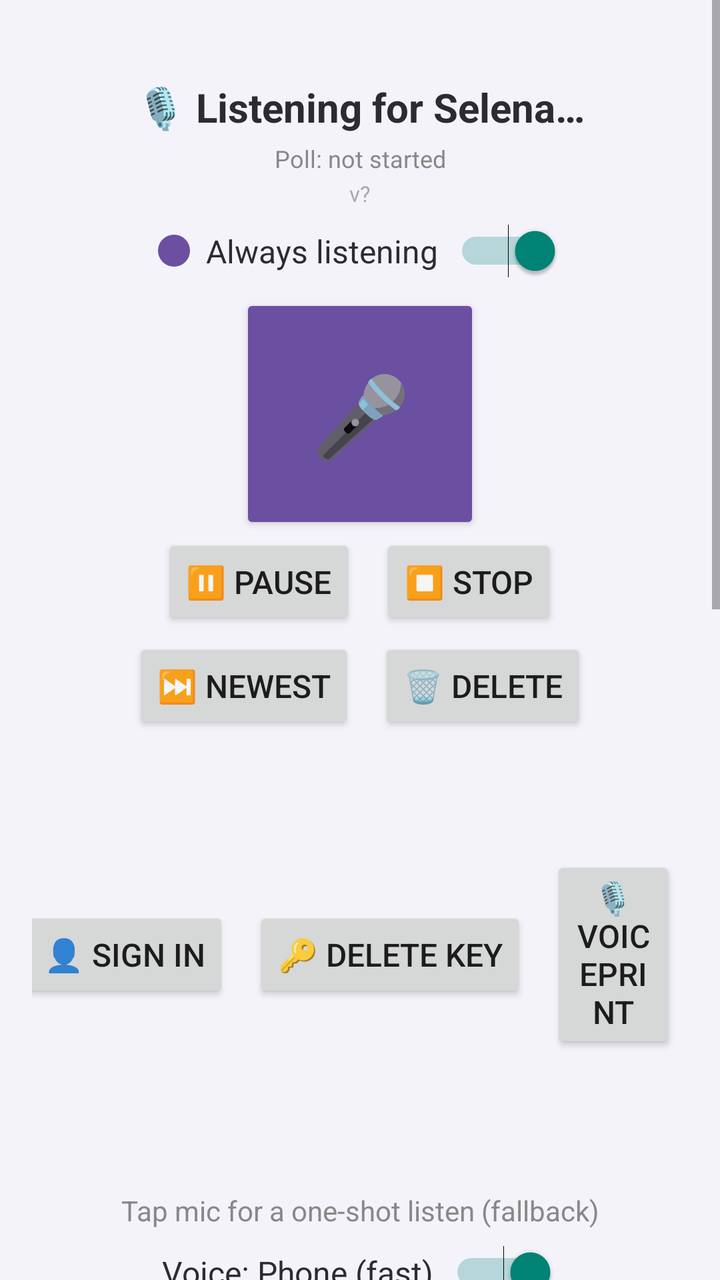
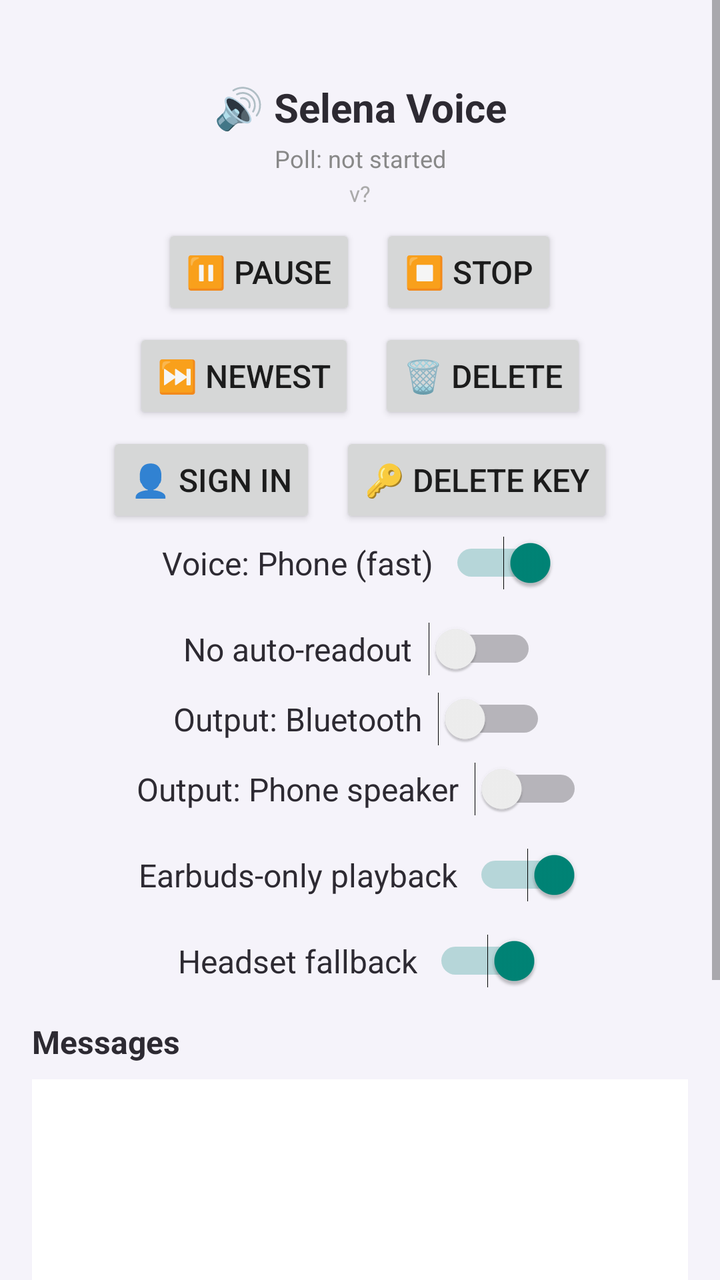

The first picture is an Android layout as it rendered before a commit; the second is the same layout after the commit. The layout source and the unified diff follow.
<!-- AndroidManifest.xml: application theme android:Theme.Material.Light.NoActionBar -->
<!-- res/layout/activity_main.xml -->
<?xml version="1.0" encoding="utf-8"?>
<ScrollView xmlns:android="http://schemas.android.com/apk/res/android"
    android:id="@+id/outerScroll"
    android:layout_width="match_parent"
    android:layout_height="match_parent"
    android:background="@color/selena_light"
    android:fillViewport="true">

<LinearLayout
    android:layout_width="match_parent"
    android:layout_height="wrap_content"
    android:orientation="vertical"
    android:padding="16dp">

    
    <TextView
        android:id="@+id/statusText"
        android:layout_width="match_parent"
        android:layout_height="wrap_content"
        android:text="🎙️ Listening for Selena…"
        android:textSize="20sp"
        android:textStyle="bold"
        android:textColor="@color/selena_dark"
        android:gravity="center"
        android:paddingTop="24dp"
        android:paddingBottom="4dp" />

    
    <TextView
        android:id="@+id/pollStatusText"
        android:layout_width="match_parent"
        android:layout_height="wrap_content"
        android:text="Poll: not started"
        android:textSize="12sp"
        android:textColor="#888888"
        android:gravity="center"
        android:paddingBottom="2dp" />

    
    <TextView
        android:id="@+id/versionText"
        android:layout_width="match_parent"
        android:layout_height="wrap_content"
        android:text="v?"
        android:textSize="11sp"
        android:textColor="#AAAAAA"
        android:gravity="center"
        android:paddingBottom="8dp" />

    
    <Button
        android:id="@+id/updateBanner"
        android:layout_width="wrap_content"
        android:layout_height="wrap_content"
        android:layout_gravity="center"
        android:text="⬆️ Update available — tap to install"
        android:textSize="14sp"
        android:visibility="gone"
        android:backgroundTint="#2E7D32" />

    
    <LinearLayout
        android:layout_width="match_parent"
        android:layout_height="wrap_content"
        android:orientation="horizontal"
        android:gravity="center"
        android:paddingBottom="8dp">

        <View
            android:id="@+id/pulseDot"
            android:layout_width="16dp"
            android:layout_height="16dp"
            android:layout_marginEnd="8dp"
            android:background="@drawable/pulse_dot" />

        <TextView
            android:layout_width="wrap_content"
            android:layout_height="wrap_content"
            android:text="Always listening"
            android:textSize="16sp"
            android:textColor="@color/selena_dark"
            android:paddingEnd="8dp" />

        <Switch
            android:id="@+id/alwaysOnSwitch"
            android:layout_width="wrap_content"
            android:layout_height="wrap_content"
            android:checked="true" />
    </LinearLayout>

    
    <Button
        android:id="@+id/micButton"
        android:layout_width="120dp"
        android:layout_height="120dp"
        android:layout_gravity="center"
        android:text="🎤"
        android:textSize="40sp"
        android:backgroundTint="@color/selena_purple" />

    
    <LinearLayout
        android:layout_width="match_parent"
        android:layout_height="wrap_content"
        android:orientation="horizontal"
        android:gravity="center"
        android:paddingBottom="4dp">

        <Button
            android:id="@+id/pauseButton"
            android:layout_width="wrap_content"
            android:layout_height="wrap_content"
            android:text="⏸️ Pause"
            android:textSize="16sp"
            android:visibility="visible" />

        <Button
            android:id="@+id/stopButton"
            android:layout_width="wrap_content"
            android:layout_height="wrap_content"
            android:layout_marginStart="12dp"
            android:text="⏹️ Stop"
            android:textSize="16sp"
            android:visibility="visible" />
    </LinearLayout>

    <LinearLayout
        android:layout_width="match_parent"
        android:layout_height="wrap_content"
        android:orientation="horizontal"
        android:gravity="center"
        android:paddingBottom="4dp">

        <Button
            android:id="@+id/skipButton"
            android:layout_width="wrap_content"
            android:layout_height="wrap_content"
            android:text="⏭️ Newest"
            android:textSize="16sp"
            android:visibility="visible" />

        <Button
            android:id="@+id/deleteUnlockedButton"
            android:layout_width="wrap_content"
            android:layout_height="wrap_content"
            android:layout_marginStart="12dp"
            android:text="🗑️ Delete"
            android:textSize="16sp"
            android:visibility="visible" />
    </LinearLayout>

    
    <LinearLayout
        android:layout_width="match_parent"
        android:layout_height="wrap_content"
        android:orientation="horizontal"
        android:gravity="center"
        android:paddingBottom="4dp">

        <Button
            android:id="@+id/signInButton"
            android:layout_width="wrap_content"
            android:layout_height="wrap_content"
            android:text="👤 Sign in"
            android:textSize="16sp"
            android:visibility="visible" />

        <Button
            android:id="@+id/deleteKeyButton"
            android:layout_width="wrap_content"
            android:layout_height="wrap_content"
            android:layout_marginStart="12dp"
            android:text="🔑 Delete key"
            android:textSize="16sp"
            android:visibility="visible" />

        <Button
            android:id="@+id/voiceprintButton"
            android:layout_width="wrap_content"
            android:layout_height="wrap_content"
            android:layout_marginStart="12dp"
            android:text="🎙️ Voiceprint"
            android:textSize="16sp"
            android:visibility="visible" />

        <Button
            android:id="@+id/machinesButton"
            android:layout_width="wrap_content"
            android:layout_height="wrap_content"
            android:layout_marginStart="12dp"
            android:text="🚜 Machines"
            android:textSize="16sp"
            android:visibility="visible" />
    </LinearLayout>

    <TextView
        android:layout_width="match_parent"
        android:layout_height="wrap_content"
        android:text="Tap mic for a one-shot listen (fallback)"
        android:textSize="14sp"
        android:textColor="#888888"
        android:gravity="center"
        android:paddingTop="8dp"
        android:paddingBottom="8dp" />

    
    <LinearLayout
        android:layout_width="match_parent"
        android:layout_height="wrap_content"
        android:orientation="horizontal"
        android:gravity="center"
        android:paddingBottom="16dp">

        <TextView
            android:id="@+id/voiceModeLabel"
            android:layout_width="wrap_content"
            android:layout_height="wrap_content"
            android:text="Voice: Phone (fast)"
            android:textSize="16sp"
            android:textColor="@color/selena_dark"
            android:paddingEnd="8dp" />

        <Switch
            android:id="@+id/voiceModeSwitch"
            android:layout_width="wrap_content"
            android:layout_height="wrap_content"
            android:checked="true" />
    </LinearLayout>

    
    <LinearLayout
        android:layout_width="match_parent"
        android:layout_height="wrap_content"
        android:orientation="horizontal"
        android:gravity="center"
        android:paddingBottom="8dp">

        <TextView
            android:layout_width="wrap_content"
            android:layout_height="wrap_content"
            android:text="No auto-readout"
            android:textSize="16sp"
            android:textColor="@color/selena_dark"
            android:paddingEnd="8dp" />

        <Switch
            android:id="@+id/noReadoutSwitch"
            android:layout_width="wrap_content"
            android:layout_height="wrap_content"
            android:checked="false" />
    </LinearLayout>

    
    <LinearLayout
        android:layout_width="match_parent"
        android:layout_height="wrap_content"
        android:orientation="horizontal"
        android:gravity="center"
        android:paddingBottom="8dp">

        <TextView
            android:layout_width="wrap_content"
            android:layout_height="wrap_content"
            android:text="Output: Bluetooth"
            android:textSize="16sp"
            android:textColor="@color/selena_dark"
            android:paddingEnd="8dp" />

        <Switch
            android:id="@+id/btSwitch"
            android:layout_width="wrap_content"
            android:layout_height="wrap_content"
            android:checked="false" />
    </LinearLayout>

    <LinearLayout
        android:layout_width="match_parent"
        android:layout_height="wrap_content"
        android:orientation="horizontal"
        android:gravity="center"
        android:paddingBottom="16dp">

        <TextView
            android:layout_width="wrap_content"
            android:layout_height="wrap_content"
            android:text="Output: Phone speaker"
            android:textSize="16sp"
            android:textColor="@color/selena_dark"
            android:paddingEnd="8dp" />

        <Switch
            android:id="@+id/spkSwitch"
            android:layout_width="wrap_content"
            android:layout_height="wrap_content"
            android:checked="false" />
    </LinearLayout>

    
    <LinearLayout
        android:layout_width="match_parent"
        android:layout_height="wrap_content"
        android:orientation="horizontal"
        android:gravity="center"
        android:paddingBottom="16dp">

        <TextView
            android:layout_width="wrap_content"
            android:layout_height="wrap_content"
            android:text="Earbuds-only playback"
            android:textSize="16sp"
            android:textColor="@color/selena_dark"
            android:paddingEnd="8dp" />

        <Switch
            android:id="@+id/earbudsOnlySwitch"
            android:layout_width="wrap_content"
            android:layout_height="wrap_content"
            android:checked="true" />
    </LinearLayout>

    
    <LinearLayout
        android:layout_width="match_parent"
        android:layout_height="wrap_content"
        android:orientation="horizontal"
        android:gravity="center"
        android:paddingBottom="16dp">

        <TextView
            android:layout_width="wrap_content"
            android:layout_height="wrap_content"
            android:text="Headset fallback"
            android:textSize="16sp"
            android:textColor="@color/selena_dark"
            android:paddingEnd="8dp" />

        <Switch
            android:id="@+id/headsetFallbackSwitch"
            android:layout_width="wrap_content"
            android:layout_height="wrap_content"
            android:checked="true" />
    </LinearLayout>

    
    <TextView
        android:layout_width="match_parent"
        android:layout_height="wrap_content"
        android:text="Text box"
        android:textSize="16sp"
        android:textStyle="bold"
        android:textColor="@color/selena_dark"
        android:paddingTop="8dp"
        android:paddingBottom="4dp" />

    <EditText
        android:id="@+id/heldTextBox"
        android:layout_width="match_parent"
        android:layout_height="wrap_content"
        android:minLines="2"
        android:gravity="top|start"
        android:hint="Type here — or dictations stack here while you're offline"
        android:textSize="15sp"
        android:background="#FFFFFF"
        android:padding="10dp"
        android:inputType="textMultiLine|textCapSentences" />

    <Button
        android:id="@+id/heldSendButton"
        android:layout_width="wrap_content"
        android:layout_height="wrap_content"
        android:layout_gravity="end"
        android:text="Send"
        android:textSize="15sp"
        android:layout_marginTop="4dp"
        android:layout_marginBottom="10dp" />

    
    <TextView
        android:layout_width="match_parent"
        android:layout_height="wrap_content"
        android:text="Messages"
        android:textSize="16sp"
        android:textStyle="bold"
        android:textColor="@color/selena_dark"
        android:paddingBottom="8dp" />

    
    <LinearLayout
        android:id="@+id/messageList"
        android:layout_width="match_parent"
        android:layout_height="wrap_content"
        android:minHeight="280dp"
        android:orientation="vertical"
        android:background="#FFFFFF"
        android:padding="12dp" />

</LinearLayout>
</ScrollView>
<!-- resources referenced by this layout -->
<resources>
  <color name="selena_dark">#2D2A32</color>
  <color name="selena_light">#F5F3FA</color>
  <color name="selena_purple">#6B4FA1</color>
  <!-- drawable pulse_dot (drawable) -->
  <?xml version="1.0" encoding="utf-8"?>
  <shape xmlns:android="http://schemas.android.com/apk/res/android"
      android:shape="oval">
      <solid android:color="@color/selena_purple" />
  </shape>
</resources>

<!-- the commit's change to res/layout/activity_main.xml (unified diff, before → after) -->
@@ -17,7 +17,7 @@
         android:id="@+id/statusText"
         android:layout_width="match_parent"
         android:layout_height="wrap_content"
-        android:text="🎙️ Listening for Selena…"
+        android:text="🔊 Selena Voice"
         android:textSize="20sp"
         android:textStyle="bold"
         android:textColor="@color/selena_dark"
@@ -64,46 +64,6 @@
         android:layout_height="wrap_content"
         android:orientation="horizontal"
         android:gravity="center"
-        android:paddingBottom="8dp">
-
-        <View
-            android:id="@+id/pulseDot"
-            android:layout_width="16dp"
-            android:layout_height="16dp"
-            android:layout_marginEnd="8dp"
-            android:background="@drawable/pulse_dot" />
-
-        <TextView
-            android:layout_width="wrap_content"
-            android:layout_height="wrap_content"
-            android:text="Always listening"
-            android:textSize="16sp"
-            android:textColor="@color/selena_dark"
-            android:paddingEnd="8dp" />
-
-        <Switch
-            android:id="@+id/alwaysOnSwitch"
-            android:layout_width="wrap_content"
-            android:layout_height="wrap_content"
-            android:checked="true" />
-    </LinearLayout>
-
-    
-    <Button
-        android:id="@+id/micButton"
-        android:layout_width="120dp"
-        android:layout_height="120dp"
-        android:layout_gravity="center"
-        android:text="🎤"
-        android:textSize="40sp"
-        android:backgroundTint="@color/selena_purple" />
-
-    
-    <LinearLayout
-        android:layout_width="match_parent"
-        android:layout_height="wrap_content"
-        android:orientation="horizontal"
-        android:gravity="center"
         android:paddingBottom="4dp">
 
         <Button
@@ -173,35 +133,7 @@
             android:text="🔑 Delete key"
             android:textSize="16sp"
             android:visibility="visible" />
-
-        <Button
-            android:id="@+id/voiceprintButton"
-            android:layout_width="wrap_content"
-            android:layout_height="wrap_content"
-            android:layout_marginStart="12dp"
-            android:text="🎙️ Voiceprint"
-            android:textSize="16sp"
-            android:visibility="visible" />
-
-        <Button
-            android:id="@+id/machinesButton"
-            android:layout_width="wrap_content"
-            android:layout_height="wrap_content"
-            android:layout_marginStart="12dp"
-            android:text="🚜 Machines"
-            android:textSize="16sp"
-            android:visibility="visible" />
-    </LinearLayout>
-
-    <TextView
-        android:layout_width="match_parent"
-        android:layout_height="wrap_content"
-        android:text="Tap mic for a one-shot listen (fallback)"
-        android:textSize="14sp"
-        android:textColor="#888888"
-        android:gravity="center"
-        android:paddingTop="8dp"
-        android:paddingBottom="8dp" />
+    </LinearLayout>
 
     
     <LinearLayout
@@ -340,39 +272,6 @@
             android:layout_height="wrap_content"
             android:checked="true" />
     </LinearLayout>
-
-    
-    <TextView
-        android:layout_width="match_parent"
-        android:layout_height="wrap_content"
-        android:text="Text box"
-        android:textSize="16sp"
-        android:textStyle="bold"
-        android:textColor="@color/selena_dark"
-        android:paddingTop="8dp"
-        android:paddingBottom="4dp" />
-
-    <EditText
-        android:id="@+id/heldTextBox"
-        android:layout_width="match_parent"
-        android:layout_height="wrap_content"
-        android:minLines="2"
-        android:gravity="top|start"
-        android:hint="Type here — or dictations stack here while you're offline"
-        android:textSize="15sp"
-        android:background="#FFFFFF"
-        android:padding="10dp"
-        android:inputType="textMultiLine|textCapSentences" />
-
-    <Button
-        android:id="@+id/heldSendButton"
-        android:layout_width="wrap_content"
-        android:layout_height="wrap_content"
-        android:layout_gravity="end"
-        android:text="Send"
-        android:textSize="15sp"
-        android:layout_marginTop="4dp"
-        android:layout_marginBottom="10dp" />
 
     
     <TextView
<!-- resource entries referenced after the edit -->
@@ -2,12 +2,5 @@
 <resources>
   <color name="selena_dark">#2D2A32</color>
   <color name="selena_light">#F5F3FA</color>
-  <color name="selena_purple">#6B4FA1</color>
-  <!-- drawable pulse_dot (drawable) -->
-  <?xml version="1.0" encoding="utf-8"?>
-  <shape xmlns:android="http://schemas.android.com/apk/res/android"
-      android:shape="oval">
-      <solid android:color="@color/selena_purple" />
-  </shape>
 </resources>
 
